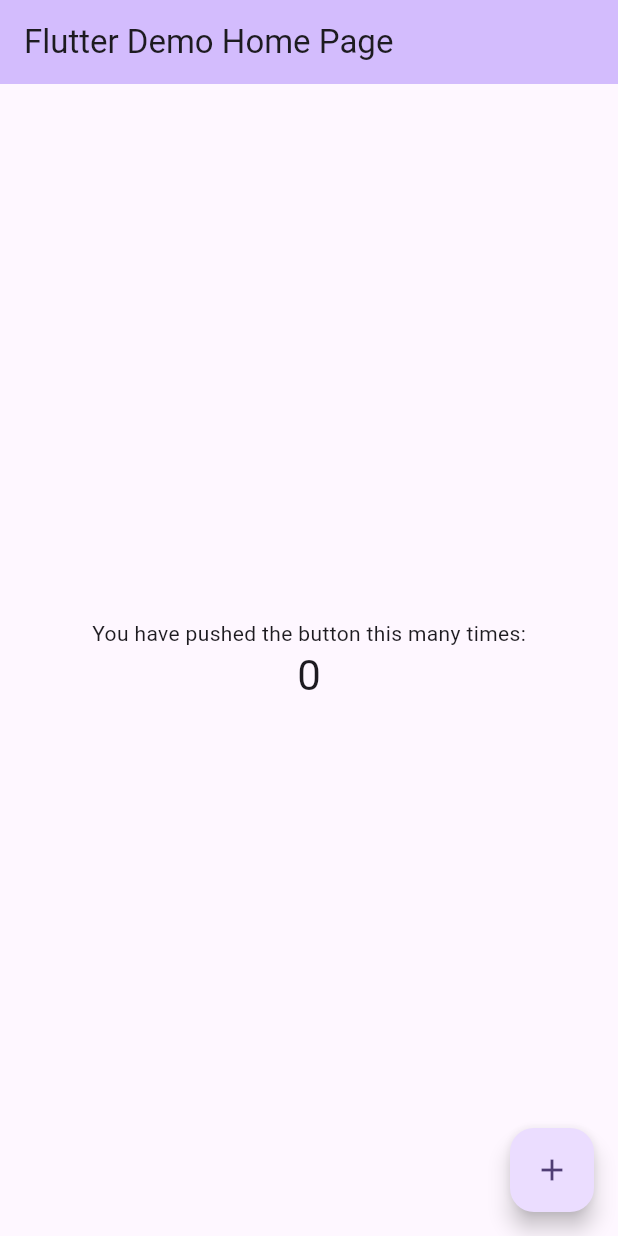
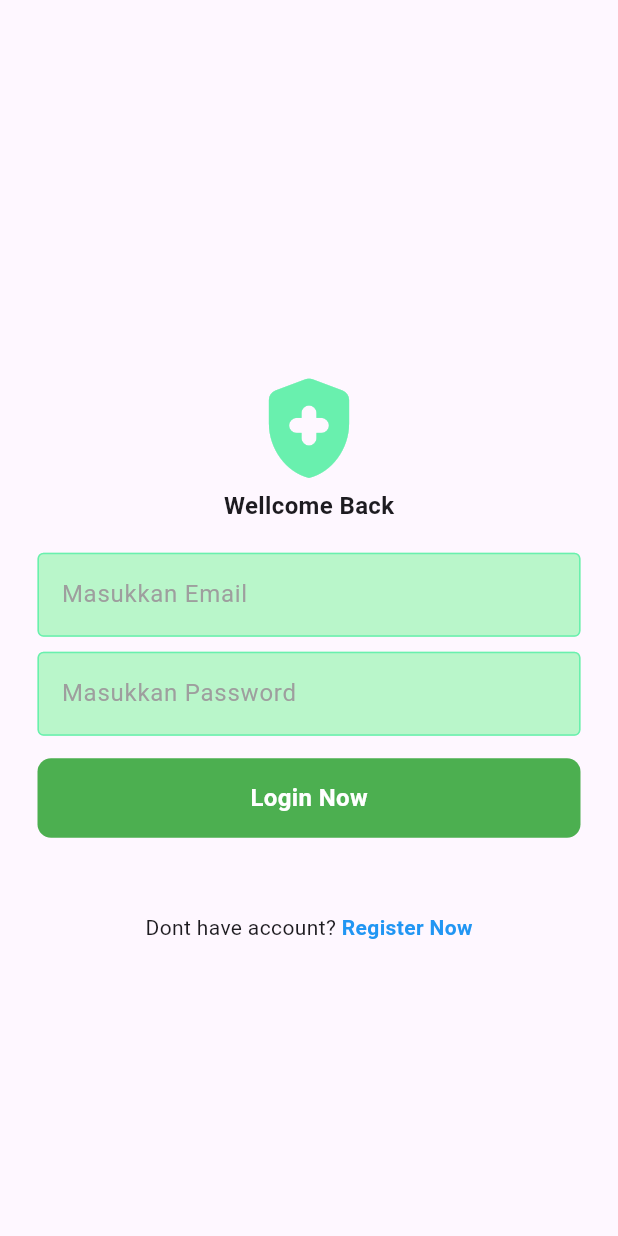
Before and after one commit to Fadhelikhsan/seheal_apps, a Flutter app: the screen it shows after launch, on a phone screen of 412 x 824 dp. Run offline on Flutter 3.47's test engine with Material 3 defaults, Android fonts, the phone set to English and light mode, and no system bars; our stand-ins replace firebase_auth, firebase_core; accounts and stored records are empty.

Commit message:
Fitur Login dan Register

```diff
--- /dev/null
+++ b/lib/component/my_button.dart
@@ -0,0 +1,29 @@
+import 'package:flutter/material.dart';
+
+class MyButton extends StatelessWidget {
+  final void Function()? onTap;
+  final String text;
+  const MyButton({super.key, this.onTap, required this.text});
+
+  @override
+  Widget build(BuildContext context) {
+    return GestureDetector(
+      onTap: onTap,
+      child: Container(
+        padding: EdgeInsets.all(15),
+        decoration: BoxDecoration(
+            color: Colors.green, borderRadius: BorderRadius.circular(9)),
+        child: Center(
+          child: Text(
+            text,
+            style: const TextStyle(
+              color: Colors.white,
+              fontWeight: FontWeight.bold,
+              fontSize: 16,
+            ),
+          ),
+        ),
+      ),
+    );
+  }
+}
--- /dev/null
+++ b/lib/component/text_field.dart
@@ -0,0 +1,37 @@
+import 'package:flutter/material.dart';
+
+class MyTextField extends StatelessWidget {
+  final TextEditingController controller;
+  final String hintText;
+  final bool obsecureText;
+  const MyTextField(
+      {super.key,
+      required this.controller,
+      required this.hintText,
+      required this.obsecureText});
+
+  @override
+  Widget build(BuildContext context) {
+    return TextField(
+      controller: controller,
+      obscureText: obsecureText,
+      decoration: InputDecoration(
+        enabledBorder: OutlineInputBorder(
+          borderSide: BorderSide(
+            color: Colors.greenAccent,
+          ),
+        ),
+        focusedBorder: OutlineInputBorder(
+            borderSide: BorderSide(
+          color: Colors.green,
+        )),
+        fillColor: Colors.greenAccent[100],
+        filled: true,
+        hintText: hintText,
+        hintStyle: const TextStyle(
+          color: Colors.grey,
+        ),
+      ),
+    );
+  }
+}
--- a/lib/main.dart
+++ b/lib/main.dart
@@ -1,7 +1,17 @@
+import 'package:firebase_core/firebase_core.dart';
 import 'package:flutter/material.dart';
+import 'package:provider/provider.dart';
+import 'package:seheal_apps/firebase_options.dart';
+import 'package:seheal_apps/services/auth/auth_gate.dart';
+import 'package:seheal_apps/services/auth/auth_service.dart';
 
-void main() {
-  runApp(const MyApp());
+void main() async {
+  WidgetsFlutterBinding.ensureInitialized();
+  await Firebase.initializeApp(options: DefaultFirebaseOptions.currentPlatform);
+  runApp(ChangeNotifierProvider(
+    create: (context) => AuthService(),
+    child: const MyApp(),
+  ));
 }
 
 class MyApp extends StatelessWidget {
@@ -11,115 +21,13 @@
   @override
   Widget build(BuildContext context) {
     return MaterialApp(
+      debugShowCheckedModeBanner: false,
       title: 'Flutter Demo',
       theme: ThemeData(
-        // This is the theme of your application.
-        //
-        // TRY THIS: Try running your application with "flutter run". You'll see
-        // the application has a purple toolbar. Then, without quitting the app,
-        // try changing the seedColor in the colorScheme below to Colors.green
-        // and then invoke "hot reload" (save your changes or press the "hot
-        // reload" button in a Flutter-supported IDE, or press "r" if you used
-        // the command line to start the app).
-        //
-        // Notice that the counter didn't reset back to zero; the application
-        // state is not lost during the reload. To reset the state, use hot
-        // restart instead.
-        //
-        // This works for code too, not just values: Most code changes can be
-        // tested with just a hot reload.
         colorScheme: ColorScheme.fromSeed(seedColor: Colors.deepPurple),
         useMaterial3: true,
       ),
-      home: const MyHomePage(title: 'Flutter Demo Home Page'),
+      home: AuthGate(),
     );
   }
 }
-
-class MyHomePage extends StatefulWidget {
-  const MyHomePage({super.key, required this.title});
-
-  // This widget is the home page of your application. It is stateful, meaning
-  // that it has a State object (defined below) that contains fields that affect
-  // how it looks.
-
-  // This class is the configuration for the state. It holds the values (in this
-  // case the title) provided by the parent (in this case the App widget) and
-  // used by the build method of the State. Fields in a Widget subclass are
-  // always marked "final".
-
-  final String title;
-
-  @override
-  State<MyHomePage> createState() => _MyHomePageState();
-}
-
-class _MyHomePageState extends State<MyHomePage> {
-  int _counter = 0;
-
-  void _incrementCounter() {
-    setState(() {
-      // This call to setState tells the Flutter framework that something has
-      // changed in this State, which causes it to rerun the build method below
-      // so that the display can reflect the updated values. If we changed
-      // _counter without calling setState(), then the build method would not be
-      // called again, and so nothing would appear to happen.
-      _counter++;
-    });
-  }
-
-  @override
-  Widget build(BuildContext context) {
-    // This method is rerun every time setState is called, for instance as done
-    // by the _incrementCounter method above.
-    //
-    // The Flutter framework has been optimized to make rerunning build methods
-    // fast, so that you can just rebuild anything that needs updating rather
-    // than having to individually change instances of widgets.
-    return Scaffold(
-      appBar: AppBar(
-        // TRY THIS: Try changing the color here to a specific color (to
-        // Colors.amber, perhaps?) and trigger a hot reload to see the AppBar
-        // change color while the other colors stay the same.
-        backgroundColor: Theme.of(context).colorScheme.inversePrimary,
-        // Here we take the value from the MyHomePage object that was created by
-        // the App.build method, and use it to set our appbar title.
-        title: Text(widget.title),
-      ),
-      body: Center(
-        // Center is a layout widget. It takes a single child and positions it
-        // in the middle of the parent.
-        child: Column(
-          // Column is also a layout widget. It takes a list of children and
-          // arranges them vertically. By default, it sizes itself to fit its
-          // children horizontally, and tries to be as tall as its parent.
-          //
-          // Column has various properties to control how it sizes itself and
-          // how it positions its children. Here we use mainAxisAlignment to
-          // center the children vertically; the main axis here is the vertical
-          // axis because Columns are vertical (the cross axis would be
-          // horizontal).
-          //
-          // TRY THIS: Invoke "debug painting" (choose the "Toggle Debug Paint"
-          // action in the IDE, or press "p" in the console), to see the
-          // wireframe for each widget.
-          mainAxisAlignment: MainAxisAlignment.center,
-          children: <Widget>[
-            const Text(
-              'You have pushed the button this many times:',
-            ),
-            Text(
-              '$_counter',
-              style: Theme.of(context).textTheme.headlineMedium,
-            ),
-          ],
-        ),
-      ),
-      floatingActionButton: FloatingActionButton(
-        onPressed: _incrementCounter,
-        tooltip: 'Increment',
-        child: const Icon(Icons.add),
-      ), // This trailing comma makes auto-formatting nicer for build methods.
-    );
-  }
-}
--- /dev/null
+++ b/lib/screen/login-screen.dart
@@ -0,0 +1,119 @@
+import 'package:flutter/material.dart';
+import 'package:provider/provider.dart';
+import 'package:seheal_apps/component/my_button.dart';
+import 'package:seheal_apps/component/text_field.dart';
+import 'package:seheal_apps/services/auth/auth_service.dart';
+
+class LoginPage extends StatefulWidget {
+  final void Function()? onTap;
+  const LoginPage({super.key, this.onTap});
+
+  @override
+  State<LoginPage> createState() => _LoginPageState();
+}
+
+class _LoginPageState extends State<LoginPage> {
+  final emailController = TextEditingController();
+  final passwordController = TextEditingController();
+
+  void signIn() async {
+    //get auth service
+    final authService = Provider.of<AuthService>(context, listen: false);
+
+    try {
+      await authService.signInWithEmailandPassword(
+          emailController.text, passwordController.text);
+    } catch (e) {
+      ScaffoldMessenger.of(context).showSnackBar(
+        SnackBar(
+          content: Text(e.toString()),
+        ),
+      );
+    }
+  }
+
+  @override
+  Widget build(BuildContext context) {
+    return Scaffold(
+      body: SafeArea(
+        child: Center(
+          child: Padding(
+            padding: const EdgeInsets.symmetric(horizontal: 25.0),
+            child: Column(
+              mainAxisAlignment: MainAxisAlignment.center,
+              children: [
+                SizedBox(
+                  height: 50,
+                ),
+                //logo
+                Icon(
+                  Icons.health_and_safety_rounded,
+                  size: 80,
+                  color: Colors.greenAccent,
+                ),
+
+                //Login
+                Text(
+                  "Wellcome Back",
+                  style: TextStyle(
+                    fontSize: 16,
+                    fontWeight: FontWeight.bold,
+                  ),
+                ),
+
+                SizedBox(
+                  height: 20,
+                ),
+                //Email
+                MyTextField(
+                    controller: emailController,
+                    hintText: "Masukkan Email",
+                    obsecureText: false),
+
+                SizedBox(
+                  height: 10,
+                ),
+                //Passw
+                MyTextField(
+                    controller: passwordController,
+                    hintText: "Masukkan Password",
+                    obsecureText: true),
+
+                SizedBox(
+                  height: 15,
+                ),
+                //Button
+                MyButton(onTap: signIn, text: 'Login Now'),
+
+                SizedBox(
+                  height: 50,
+                ),
+                //regist
+
+                Row(
+                  mainAxisAlignment: MainAxisAlignment.center,
+                  children: [
+                    const Text("Dont have account? "),
+                    const SizedBox(
+                      height: 10,
+                    ),
+                    GestureDetector(
+                      onTap: widget.onTap,
+                      child: Text(
+                        "Register Now",
+                        style: TextStyle(
+                          fontWeight: FontWeight.bold,
+                          color: Colors.blue[500],
+                        ),
+                      ),
+                    )
+                  ],
+                )
+              ],
+            ),
+          ),
+        ),
+      ),
+    );
+  }
+}
--- /dev/null
+++ b/lib/services/auth/auth_gate.dart
@@ -0,0 +1,24 @@
+import 'package:firebase_auth/firebase_auth.dart';
+import 'package:flutter/material.dart';
+import 'package:seheal_apps/screen/home-screen.dart';
+import 'package:seheal_apps/services/auth/login_or_register.dart';
+
+class AuthGate extends StatelessWidget {
+  const AuthGate({super.key});
+
+  @override
+  Widget build(BuildContext context) {
+    return Scaffold(
+      body: StreamBuilder(
+        stream: FirebaseAuth.instance.authStateChanges(),
+        builder: (context, snapshot) {
+          if (snapshot.hasData) {
+            return const HomePage();
+          } else {
+            return const LoginOrRegister();
+          }
+        },
+      ),
+    );
+  }
+}
--- /dev/null
+++ b/lib/services/auth/auth_service.dart
@@ -0,0 +1,35 @@
+import 'package:firebase_auth/firebase_auth.dart';
+import 'package:flutter/material.dart';
+
+class AuthService extends ChangeNotifier {
+  final FirebaseAuth _firebaseAuth = FirebaseAuth.instance;
+
+  //sign in
+  Future<UserCredential> signInWithEmailandPassword(
+      String email, String password) async {
+    try {
+      UserCredential userCredential = await _firebaseAuth
+          .signInWithEmailAndPassword(email: email, password: password);
+      return userCredential;
+    } on FirebaseAuthException catch (e) {
+      throw Exception(e.code);
+    }
+  }
+
+  //Register
+  Future<UserCredential> signUpWithEmailandPassword(
+      String email, String password) async {
+    try {
+      UserCredential userCredential = await _firebaseAuth
+          .createUserWithEmailAndPassword(email: email, password: password);
+      return userCredential;
+    } on FirebaseAuthException catch (e) {
+      throw Exception(e.code);
+    }
+  }
+  //siogn out
+
+  Future<void> signOut() async {
+    return await FirebaseAuth.instance.signOut();
+  }
+}
--- /dev/null
+++ b/lib/services/auth/login_or_register.dart
@@ -0,0 +1,29 @@
+import 'package:flutter/material.dart';
+import 'package:seheal_apps/screen/login-screen.dart';
+import 'package:seheal_apps/screen/register-screen.dart';
+
+class LoginOrRegister extends StatefulWidget {
+  const LoginOrRegister({super.key});
+
+  @override
+  State<LoginOrRegister> createState() => _LoginOrRegisterState();
+}
+
+class _LoginOrRegisterState extends State<LoginOrRegister> {
+  bool showLoginPage = true;
+
+  void togglePages() {
+    setState(() {
+      showLoginPage = !showLoginPage;
+    });
+  }
+
+  @override
+  Widget build(BuildContext context) {
+    if (showLoginPage) {
+      return LoginPage(onTap: togglePages);
+    } else {
+      return RegisterPage(onTap: togglePages);
+    }
+  }
+}
```
Also changed, not shown: lib/login-page.dart (deleted, +0 -15 lines), lib/provider/auth_provider.dart (added, +20 -0 lines), lib/screen/home-screen.dart (added, +34 -0 lines), lib/screen/register-screen.dart (added, +141 -0 lines), pubspec.yaml (+5 -3 lines), lib/firebase_options.dart (added), pubspec.lock, 9 other files.
